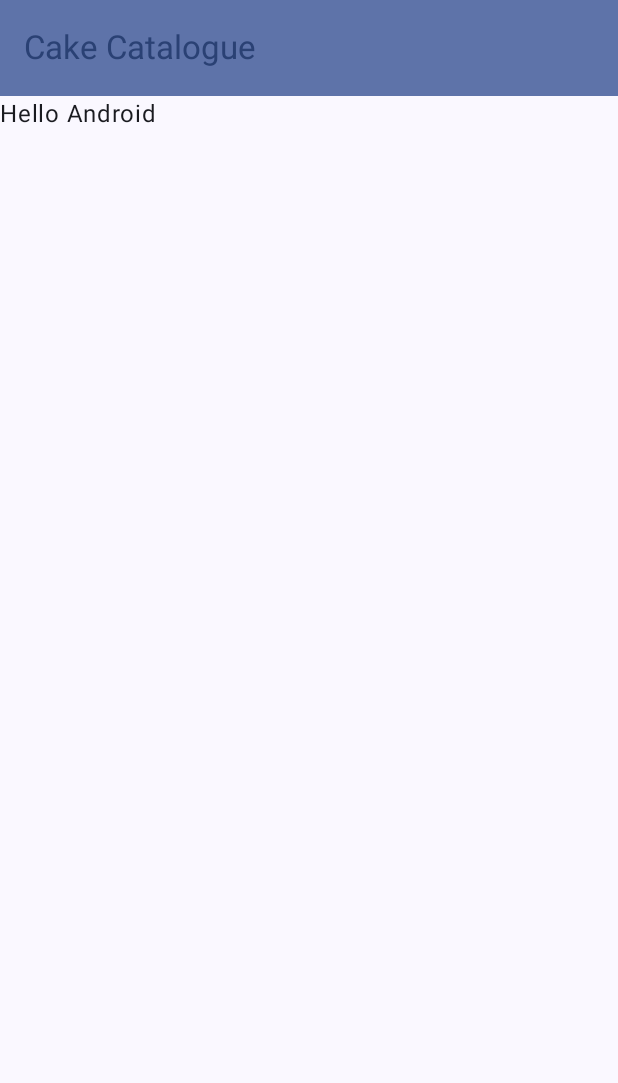
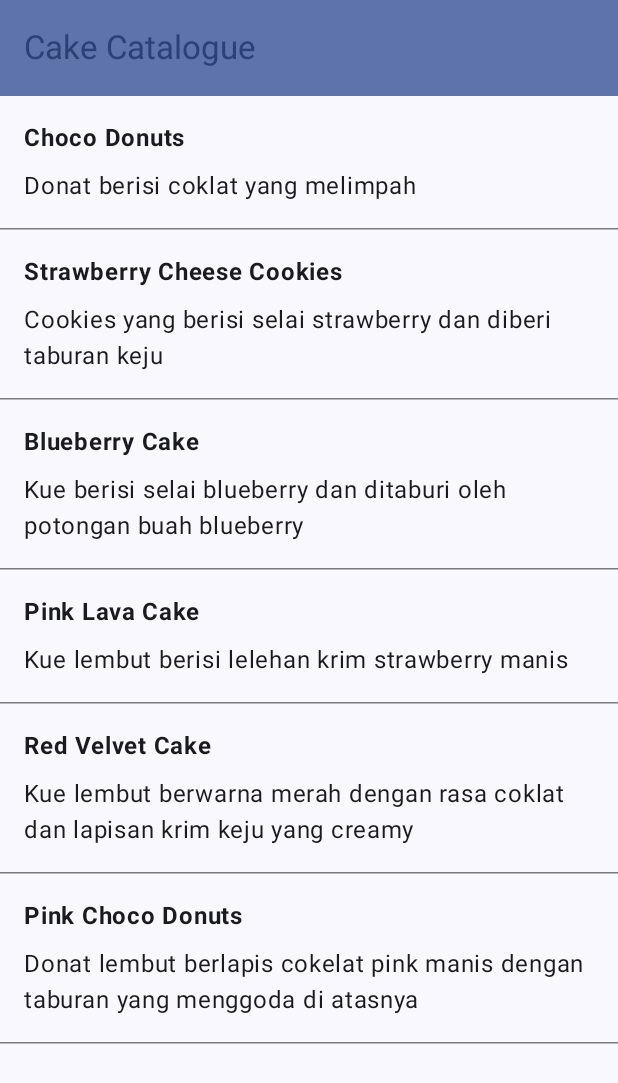
Before and after one commit to Aleaatapasya/Assesment2-Mobpro, an Android app built with Jetpack Compose: the screen it shows after launch (MainActivity), on a phone screen of 412 x 824 dp. Shown: the top 1083 px of the screen. Run offline under Robolectric (Android 15) with nearby library versions, the phone set to English and light mode, and no system bars.

```diff
--- a/app/src/main/java/com/aleaatapasya0002/cakecatalogue/ui/screen/MainScreen.kt
+++ b/app/src/main/java/com/aleaatapasya0002/cakecatalogue/ui/screen/MainScreen.kt
@@ -1,8 +1,15 @@
 package com.aleaatapasya0002.cakecatalogue.ui.screen
 
 import android.content.res.Configuration
+import androidx.compose.foundation.layout.Arrangement
+import androidx.compose.foundation.layout.Column
+import androidx.compose.foundation.layout.fillMaxSize
+import androidx.compose.foundation.layout.fillMaxWidth
 import androidx.compose.foundation.layout.padding
+import androidx.compose.foundation.lazy.LazyColumn
+import androidx.compose.foundation.lazy.items
 import androidx.compose.material3.ExperimentalMaterial3Api
+import androidx.compose.material3.HorizontalDivider
 import androidx.compose.material3.MaterialTheme
 import androidx.compose.material3.Scaffold
 import androidx.compose.material3.Text
@@ -11,8 +18,13 @@ import androidx.compose.material3.TopAppBarDefaults
 import androidx.compose.runtime.Composable
 import androidx.compose.ui.Modifier
 import androidx.compose.ui.res.stringResource
+import androidx.compose.ui.text.font.FontWeight
+import androidx.compose.ui.text.style.TextOverflow
 import androidx.compose.ui.tooling.preview.Preview
+import androidx.compose.ui.unit.dp
+import androidx.lifecycle.viewmodel.compose.viewModel
 import com.aleaatapasya0002.cakecatalogue.R
+import com.aleaatapasya0002.cakecatalogue.model.Daftar
 import com.aleaatapasya0002.cakecatalogue.ui.theme.CakeCatalogueTheme
 
 
@@ -36,10 +48,34 @@ fun MainScreen() {
 
 @Composable
 fun ScreenContent(modifier: Modifier = Modifier) {
-    Text(
-        text = "Hello Android",
-        modifier = modifier
-    )
+    val viewModel: MainViewModel = viewModel()
+    val data = viewModel.data
+    LazyColumn(
+        modifier = modifier.fillMaxSize()
+    ) {
+        items(data){
+            ListItem(daftar = it)
+            HorizontalDivider()
+        }
+    }
+}
+
+@Composable
+fun ListItem(daftar: Daftar) {
+    Column(
+        modifier = Modifier.fillMaxWidth().padding(16.dp),
+        verticalArrangement = Arrangement.spacedBy(8.dp)
+    ) {
+        Text(text = daftar.namaKue,
+            maxLines = 1,
+            overflow = TextOverflow.Ellipsis,
+            fontWeight = FontWeight.Bold
+        )
+        Text(text = daftar.deskripsi,
+            maxLines = 2,
+            overflow = TextOverflow.Ellipsis
+        )
+    }
 }
 @Preview(showBackground = true)
 @Preview(uiMode = Configuration.UI_MODE_NIGHT_YES, showBackground = true)
--- a/app/src/main/java/com/aleaatapasya0002/cakecatalogue/ui/screen/MainViewModel.kt
+++ b/app/src/main/java/com/aleaatapasya0002/cakecatalogue/ui/screen/MainViewModel.kt
@@ -1,8 +1,9 @@
 package com.aleaatapasya0002.cakecatalogue.ui.screen
 
+import androidx.lifecycle.ViewModel
 import com.aleaatapasya0002.cakecatalogue.model.Daftar
 
-class MainViewModel {
+class MainViewModel : ViewModel() {
     val data = listOf(
         Daftar(
             1,
--- a/gradle/libs.versions.toml
+++ b/gradle/libs.versions.toml
@@ -1,5 +1,5 @@
 [versions]
-agp = "8.8.1"
+agp = "8.8.2"
 kotlin = "2.0.0"
 coreKtx = "1.16.0"
 junit = "4.13.2"
@@ -7,8 +7,8 @@ junitVersion = "1.2.1"
 espressoCore = "3.6.1"
 lifecycleRuntimeKtx = "2.8.7"
 activityCompose = "1.10.1"
-composeBom = "2024.04.01"
-navCompose = "2.8.7"
+composeBom = "2025.04.01"
+navCompose = "2.8.9"
 
 [libraries]
 androidx-core-ktx = { group = "androidx.core", name = "core-ktx", version.ref = "coreKtx" }
```
